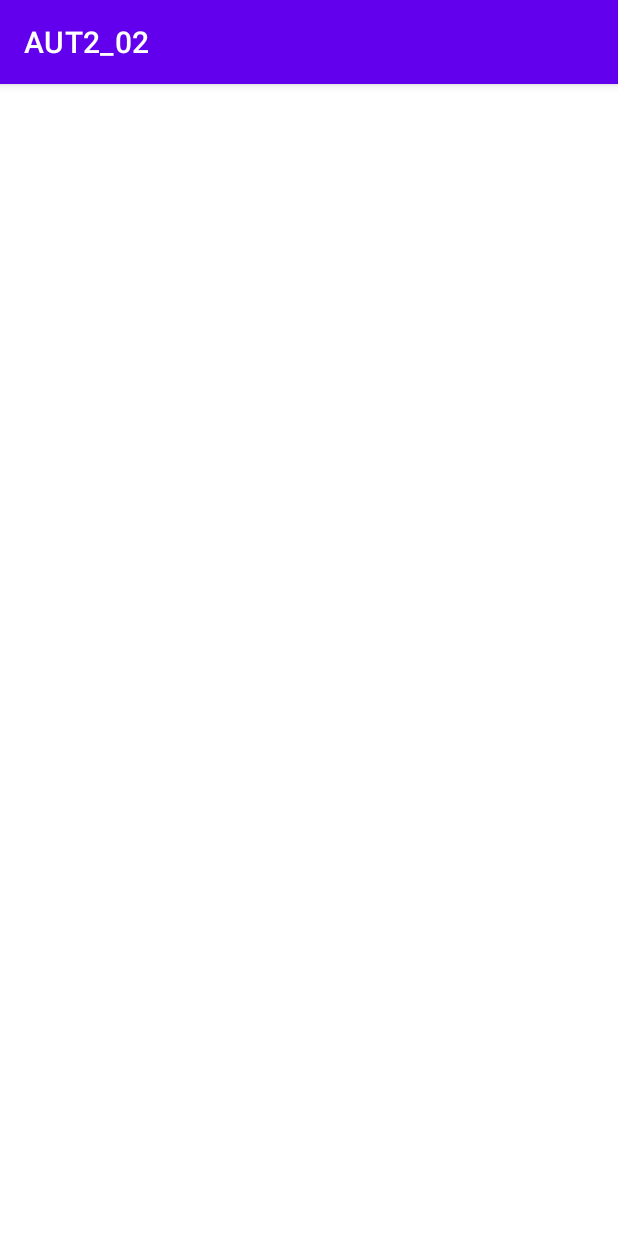
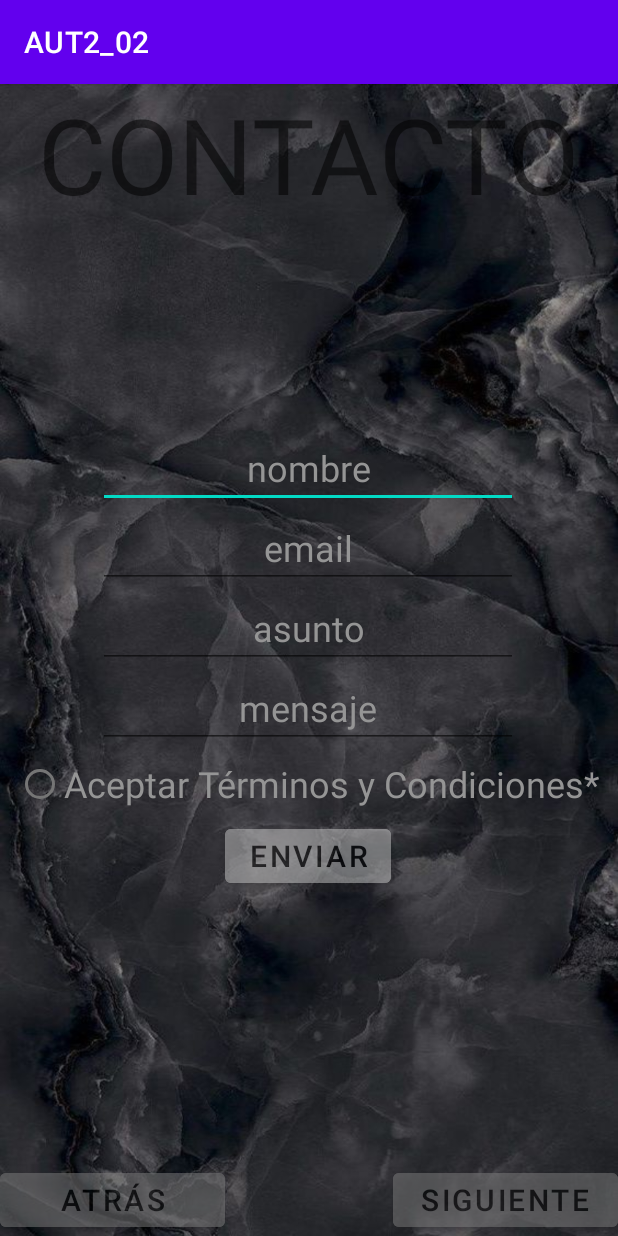
Before and after one commit to AndreaCastroBonilla/AUT2_02, an Android app: the Activity3_Contact screen opened directly, with no data from a screen before it, on a phone screen of 412 x 824 dp. Run offline under Robolectric (Android 15) with nearby library versions, the phone set to English and light mode, and no system bars.

Commit message:
09/11/2022 - Activity3 layout done

```diff
--- a/app/src/main/res/layout/activity_activity3_contact.xml
+++ b/app/src/main/res/layout/activity_activity3_contact.xml
@@ -1,9 +1,119 @@
 <?xml version="1.0" encoding="utf-8"?>
-<androidx.constraintlayout.widget.ConstraintLayout xmlns:android="http://schemas.android.com/apk/res/android"
+<FrameLayout
+    xmlns:android="http://schemas.android.com/apk/res/android"
     xmlns:app="http://schemas.android.com/apk/res-auto"
     xmlns:tools="http://schemas.android.com/tools"
     android:layout_width="match_parent"
     android:layout_height="match_parent"
+    android:background="@drawable/ativities_background"
     tools:context=".Activity3_Contact">
 
-</androidx.constraintlayout.widget.ConstraintLayout>
+    <RelativeLayout
+        android:layout_width="wrap_content"
+        android:layout_height="wrap_content"
+        android:layout_gravity="center">
+
+        <EditText
+            android:id="@+id/nombreText"
+            android:layout_width="wrap_content"
+            android:layout_height="wrap_content"
+            android:ems="10"
+            android:gravity="center"
+            android:layout_centerHorizontal="true"
+            android:text="nombre"
+            android:textColor="#959595"
+            android:textSize="24sp" />
+
+        <EditText
+            android:id="@+id/emailText"
+            android:layout_width="wrap_content"
+            android:layout_height="wrap_content"
+            android:layout_below="@+id/nombreText"
+            android:ems="10"
+            android:gravity="center"
+            android:layout_centerHorizontal="true"
+            android:text="email"
+            android:textColor="#959595"
+            android:textSize="24sp" />
+
+        <EditText
+            android:id="@+id/asuntoText"
+            android:layout_width="wrap_content"
+            android:layout_height="wrap_content"
+            android:layout_below="@+id/emailText"
+            android:layout_centerHorizontal="true"
+            android:ems="10"
+            android:gravity="center"
+            android:text="asunto"
+            android:textColor="#959595"
+            android:textSize="24sp" />
+
+        <EditText
+            android:id="@+id/mensajeText"
+            android:layout_width="wrap_content"
+            android:layout_height="wrap_content"
+            android:layout_below="@+id/asuntoText"
+            android:layout_centerHorizontal="true"
+            android:ems="10"
+            android:gravity="center"
+            android:text="mensaje"
+            android:textColor="#959595"
+            android:textSize="24sp" />
+
+        <RadioButton
+            android:id="@+id/condicionesButton"
+            android:layout_width="wrap_content"
+            android:layout_height="wrap_content"
+            android:layout_below="@+id/mensajeText"
+            android:text="Aceptar Términos y Condiciones*"
+            android:textColor="#959595"
+            android:textSize="24sp"></RadioButton>
+
+        <Button
+            android:id="@+id/enviarButton"
+            android:layout_width="wrap_content"
+            android:layout_height="wrap_content"
+            android:layout_below="@+id/condicionesButton"
+            android:layout_centerHorizontal="true"
+            android:alpha="0.5"
+            android:backgroundTint="#CCCCCC"
+            android:gravity="center"
+            android:text="ENVIAR"
+            android:textColor="@color/black"
+            android:textSize="20dp" />
+
+    </RelativeLayout>
+
+    <Button
+        android:id="@+id/cestaButton"
+        android:layout_width="150dp"
+        android:layout_height="wrap_content"
+        android:alpha="0.5"
+        android:backgroundTint="@color/grey"
+        android:text="ATRÁS"
+        android:textColor="@color/black"
+        android:textSize="20dp"
+        android:gravity="center"
+        android:layout_gravity="bottom|left"/>
+
+    <Button
+        android:id="@+id/mainButton"
+        android:layout_width="150dp"
+        android:layout_height="wrap_content"
+        android:alpha="0.5"
+        android:backgroundTint="@color/grey"
+        android:text="SIGUIENTE"
+        android:textColor="@color/black"
+        android:textSize="20dp"
+        android:gravity="center"
+        android:layout_gravity="bottom|right"/>
+
+    <TextView
+        android:id="@+id/textView"
+        android:layout_width="wrap_content"
+        android:layout_height="wrap_content"
+        android:text="CONTACTO"
+        android:textSize="70dp"
+        android:layout_gravity="center_horizontal"/>
+
+</FrameLayout>
```
